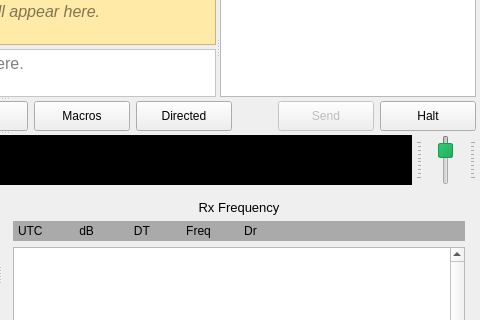
qcmiao1998/js8call, file mainwindow.ui: the form before one commit; both pictures show x 480 to 960 and y 140 to 460 of the 960 by 868 pixel window.
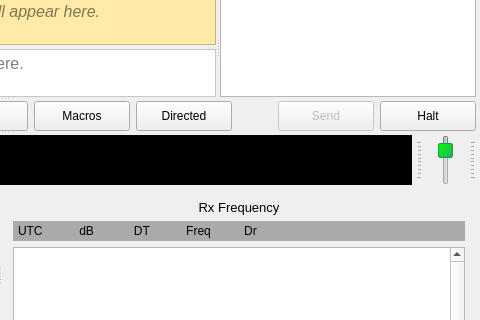
The form after the commit. Custom widgets are drawn as their Qt base class.

Commit message: Brighter green for slider

```diff
--- a/mainwindow.ui
+++ b/mainwindow.ui
@@ -1447,7 +1447,7 @@
 }
 
 QSlider::handle:vertical {
-background: qlineargradient(x1:0, y1:0, x2:1, y2:1, stop:0 #2ecc71, stop:1 #27ae60);
+background: qlineargradient(x1:0, y1:0, x2:1, y2:1, stop:0 #00FF00, stop:1 #27ae60);
 border:1px solid #179e50;
 width:30px;
 height:30px;
```
Left out of the diff: 2 changed lines with no effect on the pictures.
